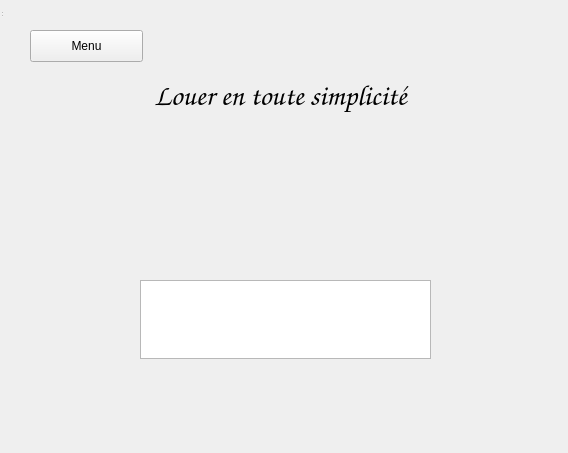
Above: fenetreavis.ui from TitiCrou/TAC before the change. Below: the same form after it.
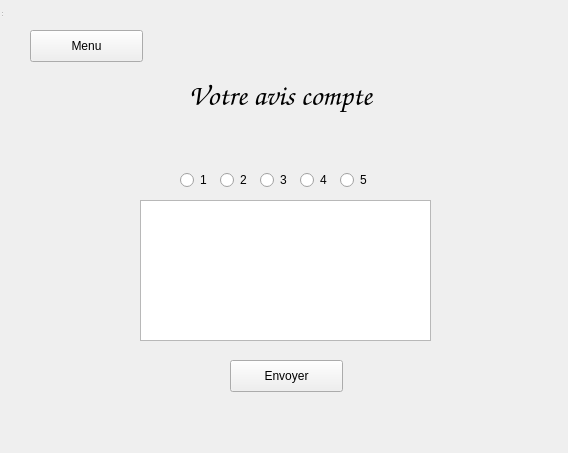
That is the form after the change.

```diff
--- a/fenetreavis.ui
+++ b/fenetreavis.ui
@@ -40,7 +40,7 @@
      </font>
     </property>
     <property name="text">
-     <string>Louer en toute simplicité</string>
+     <string>Votre avis compte</string>
     </property>
     <property name="alignment">
      <set>Qt::AlignCenter</set>
@@ -63,12 +63,105 @@
     <property name="geometry">
      <rect>
       <x>130</x>
-      <y>270</y>
+      <y>190</y>
       <width>291</width>
-      <height>79</height>
+      <height>141</height>
      </rect>
     </property>
    </widget>
+   <widget class="QPushButton" name="sendAvis">
+    <property name="geometry">
+     <rect>
+      <x>220</x>
+      <y>350</y>
+      <width>113</width>
+      <height>32</height>
+     </rect>
+    </property>
+    <property name="text">
+     <string>Envoyer</string>
+    </property>
+   </widget>
+   <widget class="QRadioButton" name="rate1">
+    <property name="geometry">
+     <rect>
+      <x>170</x>
+      <y>160</y>
+      <width>31</width>
+      <height>20</height>
+     </rect>
+    </property>
+    <property name="text">
+     <string>1</string>
+    </property>
+    <attribute name="buttonGroup">
+     <string notr="true">buttonGroup</string>
+    </attribute>
+   </widget>
+   <widget class="QRadioButton" name="rate2">
+    <property name="geometry">
+     <rect>
+      <x>210</x>
+      <y>160</y>
+      <width>31</width>
+      <height>20</height>
+     </rect>
+    </property>
+    <property name="text">
+     <string>2</string>
+    </property>
+    <attribute name="buttonGroup">
+     <string notr="true">buttonGroup</string>
+    </attribute>
+   </widget>
+   <widget class="QRadioButton" name="rate3">
+    <property name="geometry">
+     <rect>
+      <x>250</x>
+      <y>160</y>
+      <width>31</width>
+      <height>20</height>
+     </rect>
+    </property>
+    <property name="text">
+     <string>3</string>
+    </property>
+    <attribute name="buttonGroup">
+     <string notr="true">buttonGroup</string>
+    </attribute>
+   </widget>
+   <widget class="QRadioButton" name="rate4">
+    <property name="geometry">
+     <rect>
+      <x>290</x>
+      <y>160</y>
+      <width>31</width>
+      <height>20</height>
+     </rect>
+    </property>
+    <property name="text">
+     <string>4</string>
+    </property>
+    <attribute name="buttonGroup">
+     <string notr="true">buttonGroup</string>
+    </attribute>
+   </widget>
+   <widget class="QRadioButton" name="rate5">
+    <property name="geometry">
+     <rect>
+      <x>330</x>
+      <y>160</y>
+      <width>31</width>
+      <height>20</height>
+     </rect>
+    </property>
+    <property name="text">
+     <string>5</string>
+    </property>
+    <attribute name="buttonGroup">
+     <string notr="true">buttonGroup</string>
+    </attribute>
+   </widget>
   </widget>
   <widget class="QStatusBar" name="statusbar">
    <property name="geometry">
```
Left out of the diff: 3 changed lines with no effect on the pictures.
